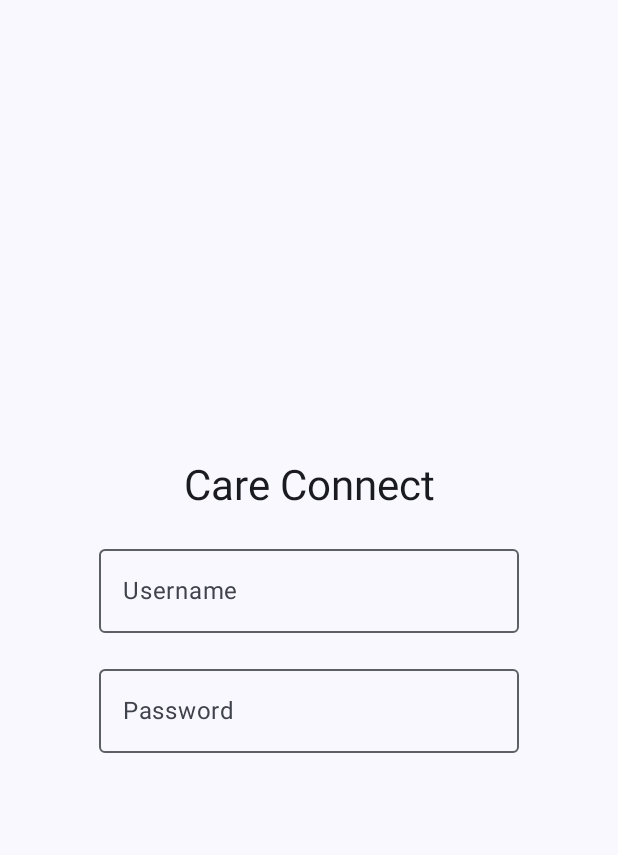
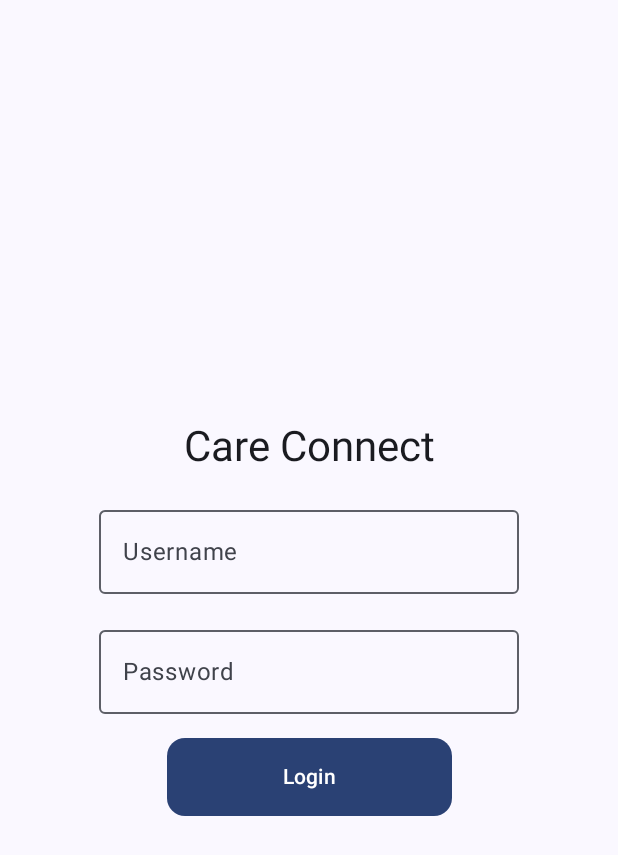
Before and after one commit to Reilly00/Universal-Design-Project, an Android app built with Jetpack Compose: the screen it shows after launch (MainActivity), on a phone screen of 412 x 824 dp. Shown: the top 855 px of the screen. Run offline under Robolectric (Android 15) with nearby library versions, the phone set to English and light mode, and no system bars.

Commit message:
Simple Login button added
Simple login button added with correct positioning.

```diff
--- a/Mobile Integration/CareConnectApp/app/src/main/java/com/example/careconnect/MainActivity.kt
+++ b/Mobile Integration/CareConnectApp/app/src/main/java/com/example/careconnect/MainActivity.kt
@@ -59,6 +59,14 @@ fun LoginScreen() {
             visualTransformation = PasswordVisualTransformation()
         )
         Spacer(modifier = Modifier.height(16.dp))
+        Button(
+            onClick = { /* TODO: Add login logic here, not needed for current build */ },
+            shape = MaterialTheme.shapes.medium,
+            modifier = Modifier.fillMaxWidth(fraction = 0.5f),
+            contentPadding = PaddingValues(16.dp)
+        ) {
+            Text(text = "Login")
+        }
     }
 }
 
```
